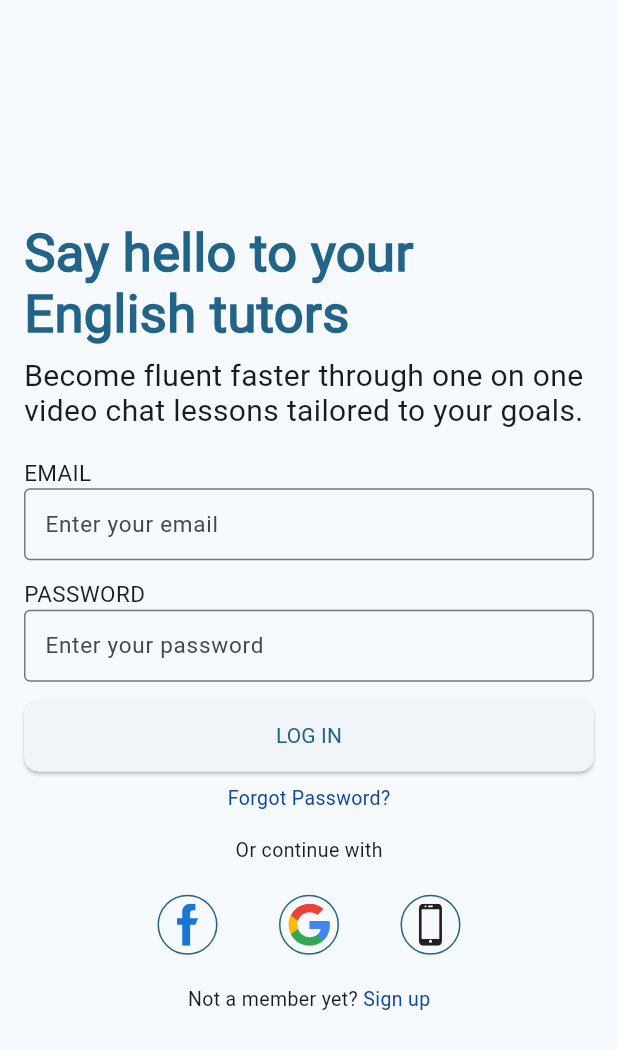
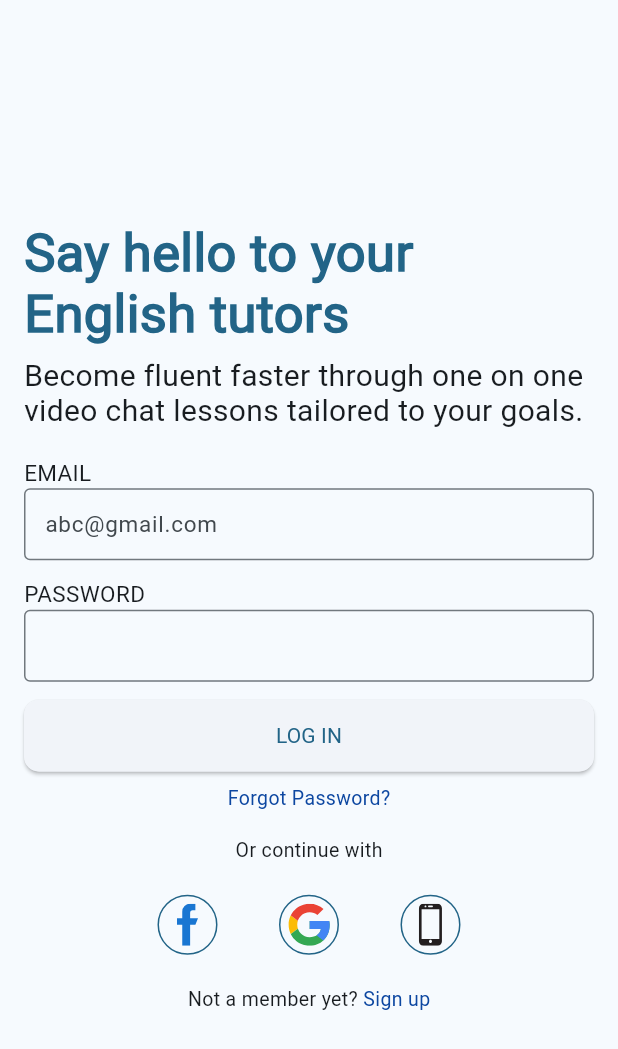
Before and after one commit to Catelt/Our-Tutor, a Flutter app: the screen it shows after launch, on a phone screen of 412 x 824 dp. Shown: the top 1049 px of the screen. Run offline on Flutter 3.47's test engine with Material 2 defaults, Android fonts, the phone set to English and light mode, and no system bars; our stand-ins replace bloc, connectivity_plus, dio, equatable, flutter_bloc, flutter_rating_bar and 7 more; missing offline and left inert: syncfusion_flutter_pdfviewer.

Commit message:
UI sign up

```diff
--- a/lib/app/app.dart
+++ b/lib/app/app.dart
@@ -2,19 +2,19 @@ import 'package:flutter/material.dart';
 import 'package:flutter_bloc/flutter_bloc.dart';
 import 'package:flutter_localizations/flutter_localizations.dart';
 import 'package:get_it/get_it.dart';
-import 'package:go_router/go_router.dart';
 import 'features/account/logic/account_cubit.dart';
 import 'localization/localization_utils.dart';
+import 'routing/app_routing.dart';
 
 class App extends StatelessWidget {
   const App({super.key});
 
   @override
   Widget build(BuildContext context) {
-    final router = GetIt.I<GoRouter>();
-
     return MultiBlocProvider(
-      providers: [BlocProvider(create: (_) => AccountCubit())],
+      providers: [
+        BlocProvider(create: (_) => GetIt.I<AccountCubit>()),
+      ],
       child: BlocBuilder<AccountCubit, AccountState>(
         buildWhen: (previous, current) => false,
         builder: (context, state) {
@@ -28,10 +28,11 @@ class App extends StatelessWidget {
             ],
             supportedLocales: const [
               Locale('en', ''),
+              Locale('vi', ''),
             ],
             onGenerateTitle: (BuildContext context) =>
                 S.of(context).common_appTitle,
-            routerConfig: router,
+            routerConfig: XAppRouter.router,
             theme: ThemeData(
               useMaterial3: true,
               colorSchemeSeed: const Color(0xFF13B9FF),
--- a/lib/app/dialogs/alert_wrapper.dart
+++ b/lib/app/dialogs/alert_wrapper.dart
@@ -4,7 +4,7 @@ import '../routing/coordinator.dart';
 import 'widgets/alert_dialog.dart';
 
 class XAlert {
-  static get context => XCoordinator.context;
+  static get context => XCoordinator().context;
 
   /// show the dialog
   static Future<String?> show({
--- a/lib/app/features/account/view/account_screen.dart
+++ b/lib/app/features/account/view/account_screen.dart
@@ -13,7 +13,7 @@ class AccountScreen extends StatelessWidget {
     return BlocListener<AccountCubit, AccountState>(
       listener: (context, state) {
         if (!state.isLogin) {
-          XCoordinator.showSignInScreen();
+          XCoordinator().showSignInScreen();
         }
       },
       child: Scaffold(
--- /dev/null
+++ b/lib/app/features/authentication/router/coordination.dart
@@ -0,0 +1,38 @@
+import 'package:go_router/go_router.dart';
+
+import '../../../routing/app_routing.dart';
+import '../../../routing/base_coordinator.dart';
+import '../../../routing/custom_transition.dart';
+import '../view/view.dart';
+
+enum AuthRoute {
+  signIn,
+  signUp,
+}
+
+class AuthCoordinator extends BaseCoordinator {
+  static final router = [
+    GoRoute(
+      parentNavigatorKey: XAppRouter.navigatorKey,
+      name: AuthRoute.signIn.name,
+      path: '/signIn',
+      pageBuilder: (context, state) =>
+          DefaultTransition(child: const SignInScreen()),
+    ),
+    GoRoute(
+      parentNavigatorKey: XAppRouter.navigatorKey,
+      name: AuthRoute.signUp.name,
+      path: '/signUp',
+      pageBuilder: (context, state) =>
+          DefaultTransition(child: const SignUpScreen()),
+    ),
+  ];
+
+  void showSignIn() {
+    goNamed(AuthRoute.signIn.name);
+  }
+
+  void showSignUp() {
+    goNamed(AuthRoute.signUp.name);
+  }
+}
--- /dev/null
+++ b/lib/app/features/authentication/view/sign_in/sign_in_screen.dart
@@ -0,0 +1,116 @@
+import 'package:flutter/material.dart';
+import 'package:flutter_bloc/flutter_bloc.dart';
+import 'package:get_it/get_it.dart';
+
+import '../../../../../gen/assets.gen.dart';
+import '../../../../common_widgets/common_widgets.dart';
+import '../../../../constants/app_size.dart';
+import '../../../../localization/localization_utils.dart';
+import '../../../../routing/coordinator.dart';
+import '../../../account/logic/account_cubit.dart';
+import '../../cubit/auth_cubit.dart';
+import '../../router/coordination.dart';
+import '../../widgets/widget.dart';
+
+class SignInScreen extends StatelessWidget {
+  const SignInScreen({super.key});
+
+  @override
+  Widget build(BuildContext context) {
+    return BlocProvider(
+      create: (_) => AuthCubit(),
+      child: BlocConsumer<AuthCubit, AuthState>(
+        listener: (context, state) {
+          if (state.handle.isCompleted) {
+            final user = state.handle.data;
+            if (user != null) {
+              GetIt.I<AccountCubit>().onLoginSuccess(user);
+              XCoordinator().showHomeScreen();
+            }
+          }
+        },
+        builder: (context, state) {
+          return signInView(context);
+        },
+      ),
+    );
+  }
+
+  Widget signInView(BuildContext context) => Scaffold(
+        body: Center(
+          child: SingleChildScrollView(
+            child: Padding(
+              padding: const EdgeInsets.symmetric(horizontal: 16),
+              child: Column(
+                crossAxisAlignment: CrossAxisAlignment.start,
+                children: [
+                  Text(S.text.sign_in_title,
+                      style: TextStyle(
+                          color: Theme.of(context).colorScheme.primary,
+                          fontWeight: FontWeight.bold,
+                          fontSize: 35,
+                          height: 0)),
+                  gapH8,
+                  Text(S.text.sign_in_subtitle,
+                      style: TextStyle(fontSize: 20, height: 0)),
+                  gapH20,
+                  Text(S.text.email, style: TextStyle(fontSize: 15)),
+                  TextFieldWidget(hint: S.text.email_hint),
+                  gapH12,
+                  Text(S.text.password, style: TextStyle(fontSize: 15)),
+                  TextFieldWidget(hint: S.text.password_hint),
+                  gapH12,
+                  SizedBox(
+                      width: double.infinity,
+                      child: PrimaryButton(
+                          text: S.text.sign_in_button,
+                          onPressed: () =>
+                              {context.read<AuthCubit>().login()})),
+                  gapH8,
+                  Center(
+                    child: Text(S.text.sign_in_forget_password,
+                        style:
+                            TextStyle(fontSize: 13, color: Colors.blue[900])),
+                  ),
+                  gapH16,
+                  Center(
+                    child: Text(S.text.sign_in_continue,
+                        style: TextStyle(fontSize: 13)),
+                  ),
+                  gapH20,
+                  Center(
+                    child: SizedBox(
+                      width: MediaQuery.of(context).size.width / 2,
+                      child: Row(
+                        mainAxisAlignment: MainAxisAlignment.spaceBetween,
+                        children: [
+                          SocialButton(assetName: Assets.images.fb.path),
+                          SocialButton(assetName: Assets.images.google.path),
+                          SocialButton(assetName: Assets.images.phone.path),
+                        ],
+                      ),
+                    ),
+                  ),
+                  gapH20,
+                  Center(
+                    child: Row(
+                      mainAxisSize: MainAxisSize.min,
+                      children: [
+                        Text(S.text.sign_in_footer,
+                            style: TextStyle(fontSize: 13)),
+                        GestureDetector(
+                          onTap: () => AuthCoordinator().showSignUp(),
+                          child: Text(S.text.sign_up,
+                              style: TextStyle(
+                                  fontSize: 13, color: Colors.blue[900])),
+                        ),
+                      ],
+                    ),
+                  )
+                ],
+              ),
+            ),
+          ),
+        ),
+      );
+}
--- a/lib/app/features/authentication/view/sign_in_screen.dart
+++ b/lib/app/features/authentication/view/sign_up/sign_up_screen.dart
@@ -2,16 +2,18 @@ import 'package:flutter/material.dart';
 import 'package:flutter_bloc/flutter_bloc.dart';
 import 'package:get_it/get_it.dart';
 
-import '../../../../gen/assets.gen.dart';
-import '../../../common_widgets/common_widgets.dart';
-import '../../../constants/app_size.dart';
-import '../../../routing/coordinator.dart';
-import '../../account/logic/account_cubit.dart';
-import '../cubit/auth_cubit.dart';
-import '../widgets/widget.dart';
+import '../../../../../gen/assets.gen.dart';
+import '../../../../common_widgets/common_widgets.dart';
+import '../../../../constants/app_size.dart';
+import '../../../../localization/localization_utils.dart';
+import '../../../../routing/coordinator.dart';
+import '../../../account/logic/account_cubit.dart';
+import '../../cubit/auth_cubit.dart';
+import '../../router/coordination.dart';
+import '../../widgets/widget.dart';
 
-class SignInScreen extends StatelessWidget {
-  const SignInScreen({super.key});
+class SignUpScreen extends StatelessWidget {
+  const SignUpScreen({super.key});
 
   @override
   Widget build(BuildContext context) {
@@ -23,7 +25,7 @@ class SignInScreen extends StatelessWidget {
             final user = state.handle.data;
             if (user != null) {
               GetIt.I<AccountCubit>().onLoginSuccess(user);
-              XCoordinator.showHomeScreen();
+              XCoordinator().showHomeScreen();
             }
           }
         },
@@ -42,38 +44,31 @@ class SignInScreen extends StatelessWidget {
               child: Column(
                 crossAxisAlignment: CrossAxisAlignment.start,
                 children: [
-                  Text('Say hello to your English tutors',
+                  Text(S.text.sign_up_title,
                       style: TextStyle(
                           color: Theme.of(context).colorScheme.primary,
                           fontWeight: FontWeight.bold,
                           fontSize: 35,
                           height: 0)),
                   gapH8,
-                  const Text(
-                      'Become fluent faster through one on one video chat lessons tailored to your goals.',
+                  Text(S.text.sign_in_subtitle,
                       style: TextStyle(fontSize: 20, height: 0)),
                   gapH20,
-                  const Text('EMAIL', style: TextStyle(fontSize: 15)),
-                  const TextFieldWidget(hint: 'Enter your email'),
+                  Text(S.text.email, style: TextStyle(fontSize: 15)),
+                  TextFieldWidget(hint: S.text.email_hint),
                   gapH12,
-                  const Text('PASSWORD', style: TextStyle(fontSize: 15)),
-                  const TextFieldWidget(hint: 'Enter your password'),
+                  Text(S.text.password, style: TextStyle(fontSize: 15)),
+                  TextFieldWidget(hint: S.text.password_hint),
                   gapH12,
                   SizedBox(
                       width: double.infinity,
                       child: PrimaryButton(
-                          text: 'LOG IN',
+                          text: S.text.sign_up_button,
                           onPressed: () =>
                               {context.read<AuthCubit>().login()})),
-                  gapH8,
+                  gapH16,
                   Center(
-                    child: Text('Forgot Password?',
-                        style:
-                            TextStyle(fontSize: 13, color: Colors.blue[900])),
-                  ),
-                  gapH16,
-                  const Center(
-                    child: Text('Or continue with',
+                    child: Text(S.text.sign_in_continue,
                         style: TextStyle(fontSize: 13)),
                   ),
                   gapH20,
@@ -95,11 +90,14 @@ class SignInScreen extends StatelessWidget {
                     child: Row(
                       mainAxisSize: MainAxisSize.min,
                       children: [
-                        const Text('Not a member yet? ',
+                        Text(S.text.sign_up_footer,
                             style: TextStyle(fontSize: 13)),
-                        Text('Sign up',
-                            style: TextStyle(
-                                fontSize: 13, color: Colors.blue[900])),
+                        GestureDetector(
+                          onTap: () => AuthCoordinator().showSignIn(),
+                          child: Text(S.text.sign_in,
+                              style: TextStyle(
+                                  fontSize: 13, color: Colors.blue[900])),
+                        ),
                       ],
                     ),
                   )
--- /dev/null
+++ b/lib/app/features/authentication/view/view.dart
@@ -0,0 +1,2 @@
+export './sign_in/sign_in_screen.dart';
+export './sign_up/sign_up_screen.dart';
--- a/lib/app/localization/app_localizations.dart
+++ b/lib/app/localization/app_localizations.dart
@@ -6,6 +6,7 @@ import 'package:flutter_localizations/flutter_localizations.dart';
 import 'package:intl/intl.dart' as intl;
 
 import 'app_localizations_en.dart';
+import 'app_localizations_vi.dart';
 
 /// Callers can lookup localized strings with an instance of AppLocalizations
 /// returned by `AppLocalizations.of(context)`.
@@ -88,7 +89,8 @@ abstract class AppLocalizations {
 
   /// A list of this localizations delegate's supported locales.
   static const List<Locale> supportedLocales = <Locale>[
-    Locale('en')
+    Locale('en'),
+    Locale('vi')
   ];
 
   /// No description provided for @common_appTitle.
@@ -168,6 +170,96 @@ abstract class AppLocalizations {
   /// In en, this message translates to:
   /// **'Something went wrong, try again...'**
   String get error_somethingWrongTryAgain;
+
+  /// No description provided for @email.
+  ///
+  /// In en, this message translates to:
+  /// **'EMAIL'**
+  String get email;
+
+  /// No description provided for @email_hint.
+  ///
+  /// In en, this message translates to:
+  /// **'abc@gmail.com'**
+  String get email_hint;
+
+  /// No description provided for @password.
+  ///
+  /// In en, this message translates to:
+  /// **'PASSWORD'**
+  String get password;
+
+  /// No description provided for @password_hint.
+  ///
+  /// In en, this message translates to:
+  /// **''**
+  String get password_hint;
+
+  /// No description provided for @sign_in_title.
+  ///
+  /// In en, this message translates to:
+  /// **'Say hello to your English tutors'**
+  String get sign_in_title;
+
+  /// No description provided for @sign_in_subtitle.
+  ///
+  /// In en, this message translates to:
+  /// **'Become fluent faster through one on one video chat lessons tailored to your goals.'**
+  String get sign_in_subtitle;
+
+  /// No description provided for @sign_in_button.
+  ///
+  /// In en, this message translates to:
+  /// **'LOG IN'**
+  String get sign_in_button;
+
+  /// No description provided for @sign_in_continue.
+  ///
+  /// In en, this message translates to:
+  /// **'Or continue with'**
+  String get sign_in_continue;
+
+  /// No description provided for @sign_in_forget_password.
+  ///
+  /// In en, this message translates to:
+  /// **'Forgot Password?'**
+  String get sign_in_forget_password;
+
+  /// No description provided for @sign_in_footer.
+  ///
+  /// In en, this message translates to:
+  /// **'Not a member yet? '**
+  String get sign_in_footer;
+
+  /// No description provided for @sign_up.
+  ///
+  /// In en, this message translates to:
+  /// **'Sign up'**
+  String get sign_up;
+
+  /// No description provided for @sign_up_title.
+  ///
+  /// In en, this message translates to:
+  /// **'Start learning with LetTutor'**
+  String get sign_up_title;
+
+  /// No description provided for @sign_up_footer.
+  ///
+  /// In en, this message translates to:
+  /// **'Already have an account?'**
+  String get sign_up_footer;
+
+  /// No description provided for @sign_up_button.
+  ///
+  /// In en, this message translates to:
+  /// **'SIGN UP'**
+  String get sign_up_button;
+
+  /// No description provided for @sign_in.
+  ///
+  /// In en, this message translates to:
+  /// **'Log in'**
+  String get sign_in;
 }
 
 class _AppLocalizationsDelegate extends LocalizationsDelegate<AppLocalizations> {
@@ -179,7 +271,7 @@ class _AppLocalizationsDelegate extends LocalizationsDelegate<AppLocalizations>
   }
 
   @override
-  bool isSupported(Locale locale) => <String>['en'].contains(locale.languageCode);
+  bool isSupported(Locale locale) => <String>['en', 'vi'].contains(locale.languageCode);
 
   @override
   bool shouldReload(_AppLocalizationsDelegate old) => false;
@@ -191,6 +283,7 @@ AppLocalizations lookupAppLocalizations(Locale locale) {
   // Lookup logic when only language code is specified.
   switch (locale.languageCode) {
     case 'en': return AppLocalizationsEn();
+    case 'vi': return AppLocalizationsVi();
   }
 
   throw FlutterError(
--- a/lib/app/localization/localization_utils.dart
+++ b/lib/app/localization/localization_utils.dart
@@ -11,6 +11,6 @@ class S {
   }
 
   static AppLocalizations get text {
-    return AppLocalizations.of(XCoordinator.context)!;
+    return AppLocalizations.of(XCoordinator().context)!;
   }
 }
--- a/lib/app/routing/app_routing.dart
+++ b/lib/app/routing/app_routing.dart
@@ -5,7 +5,7 @@ import 'package:go_router/go_router.dart';
 import '../constants/fake_tutors.dart';
 import '../constants/home_navigation_items.dart';
 import '../features/account/logic/account_cubit.dart';
-import '../features/authentication/view/sign_in_screen.dart';
+import '../features/authentication/router/coordination.dart';
 import '../features/course/presentation/view/course_detail_screen.dart';
 import '../features/home/app_scaffold.dart';
 import '../features/home/data/home_navigation_item.dart';
@@ -24,9 +24,13 @@ enum AppRoute {
   account,
 }
 
-GoRouter goRoute() => GoRouter(
+class XAppRouter {
+  static final navigatorKey = GlobalKey<NavigatorState>();
+  static final shellKey = GlobalKey<NavigatorState>();
+
+  static final router = GoRouter(
     initialLocation: '/signIn',
-      navigatorKey: XCoordinator.navigatorKey,
+    navigatorKey: navigatorKey,
     redirect: (context, state) {
       if (context.read<AccountCubit>().state.isLogin) {
         if (state.location.contains(RegExp(r'signIn'))) {
@@ -36,13 +40,10 @@ GoRouter goRoute() => GoRouter(
       return null;
     },
     routes: [
-        GoRoute(
-          name: AppRoute.signIn.name,
-          path: '/signIn',
-          builder: (context, state) => const SignInScreen(),
-        ),
+      AuthCoordinator.router[0],
+      AuthCoordinator.router[1],
       ShellRoute(
-          navigatorKey: XCoordinator.shellKey,
+        navigatorKey: shellKey,
         builder: (context, state, child) {
           return AppScaffold(child: child);
         },
@@ -83,7 +84,7 @@ GoRouter goRoute() => GoRouter(
     errorBuilder: (context, state) => const NotFoundScreen(),
   );
 
-GoRoute _bottomNavigationItemBuilder(HomeNavigationItem item,
+  static GoRoute _bottomNavigationItemBuilder(HomeNavigationItem item,
           {List<RouteBase> routes = const <RouteBase>[]}) =>
       GoRoute(
         path: item.path,
@@ -95,3 +96,4 @@ GoRoute _bottomNavigationItemBuilder(HomeNavigationItem item,
         },
         routes: routes,
       );
+}
--- a/lib/app/routing/coordinator.dart
+++ b/lib/app/routing/coordinator.dart
@@ -1,80 +1,12 @@
-import 'package:flutter/material.dart';
-import 'package:go_router/go_router.dart';
+import 'app_routing.dart';
+import 'base_coordinator.dart';
 
-import 'app_routing.dart';
-
-class XCoordinator {
-  static final navigatorKey = GlobalKey<NavigatorState>();
-  static final shellKey = GlobalKey<NavigatorState>();
-  static BuildContext get context => navigatorKey.currentState!.context;
-
-  static String get location => GoRouter.of(context).location;
-
-  static bool canPop() {
-    return navigatorKey.currentState!.canPop();
-  }
-
-  static void onBack([Object? result]) {
-    if (canPop()) {
-      navigatorKey.currentState!.pop(result);
-    }
-  }
-
-  static void push(
-    String name, {
-    Map<String, String> params = const <String, String>{},
-    Map<String, dynamic> queryParams = const <String, dynamic>{},
-    Object? extra,
-  }) =>
-      context.push(
-        name,
-        extra: extra,
-      );
-
-  static void pushNamed(
-    String name, {
-    Map<String, String> params = const <String, String>{},
-    Map<String, dynamic> queryParams = const <String, dynamic>{},
-    Object? extra,
-  }) =>
-      context.pushNamed(
-        name,
-        params: params,
-        queryParams: queryParams,
-        extra: extra,
-      );
-
-  static void goNamed(
-    String name, {
-    Map<String, String> params = const <String, String>{},
-    Map<String, dynamic> queryParams = const <String, dynamic>{},
-    Object? extra,
-  }) =>
-      context.goNamed(
-        name,
-        params: params,
-        queryParams: queryParams,
-        extra: extra,
-      );
-
-  static void pushReplacementNamed(
-    String name, {
-    Map<String, String> params = const <String, String>{},
-    Map<String, dynamic> queryParams = const <String, dynamic>{},
-    Object? extra,
-  }) =>
-      context.pushReplacementNamed(
-        name,
-        params: params,
-        queryParams: queryParams,
-        extra: extra,
-      );
-
-  static void showHomeScreen() {
+class XCoordinator extends BaseCoordinator {
+  void showHomeScreen() {
     goNamed(AppRoute.tutors.name);
   }
 
-  static void showSignInScreen() {
+  void showSignInScreen() {
     goNamed(AppRoute.signIn.name);
   }
 }
--- /dev/null
+++ b/lib/app/routing/custom_transition.dart
@@ -0,0 +1,10 @@
+import 'package:flutter/material.dart';
+import 'package:go_router/go_router.dart';
+
+class DefaultTransition extends CustomTransitionPage<void> {
+  DefaultTransition({super.key, required super.child})
+      : super(
+          transitionsBuilder: (context, animation, secondaryAnimation, child) =>
+              FadeTransition(opacity: animation, child: child),
+        );
+}
--- a/lib/locator.dart
+++ b/lib/locator.dart
@@ -57,7 +57,6 @@ class XBlocObserver extends BlocObserver {
 
 void _initGetIt() {
   GetIt.I.registerLazySingleton(() => DomainManager());
-  GetIt.I.registerLazySingleton(() => goRoute());
   GetIt.I.registerLazySingleton(() => AccountCubit());
 }
 
```
Also changed, not shown: lib/app/localization/app_en.arb (+19 -1 lines), lib/app/localization/app_localizations_en.dart (+45 -0 lines), lib/app/localization/app_localizations_vi.dart (added, +92 -0 lines), lib/app/localization/app_vi.arb (added, +41 -0 lines), lib/app/routing/base_coordinator.dart (added, +70 -0 lines). Lines whose indentation alone changed are shown as unchanged.
